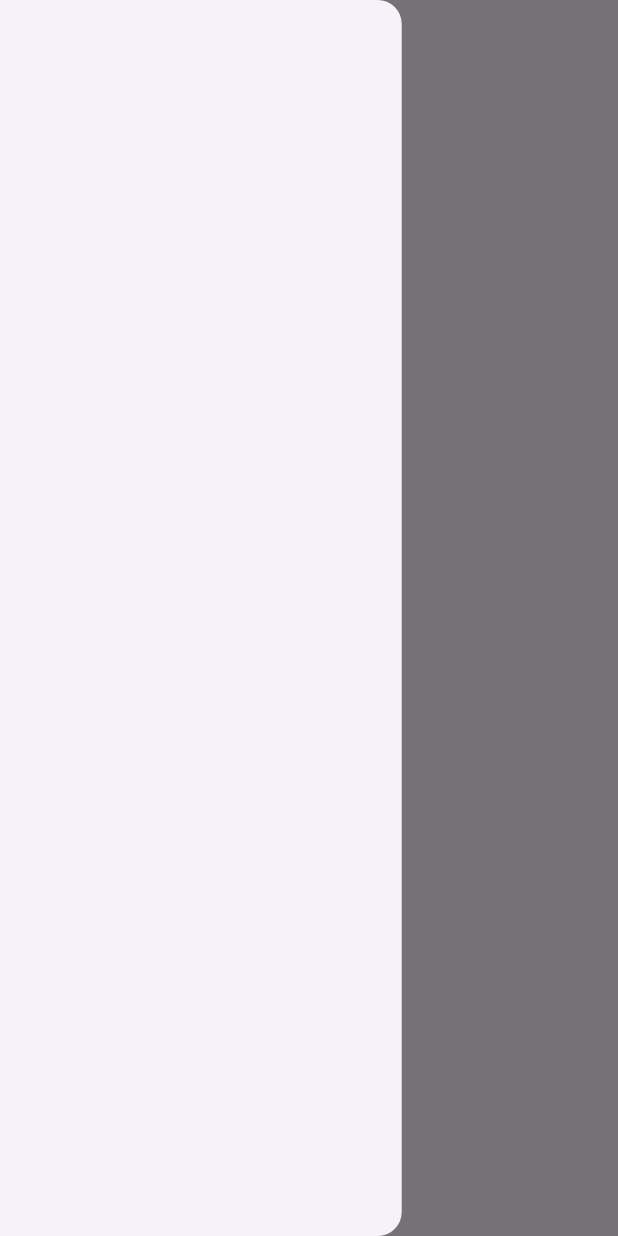
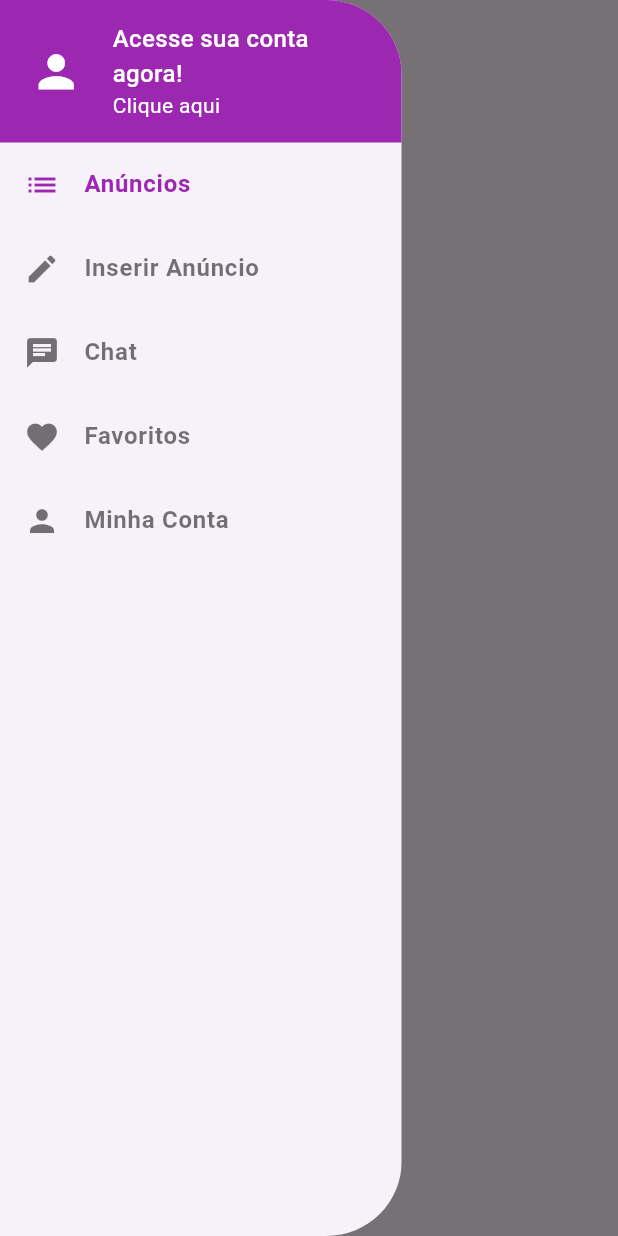
Before and after one commit to iraponan/xlo_mobx, a Flutter app: the screen it shows after launch, with the side drawer open, on a phone screen of 412 x 824 dp. Run offline on Flutter 3.47's test engine with Material 3 defaults, Android fonts, the phone set to English and light mode, and no system bars; our stand-ins replace flutter_dotenv, parse_server_sdk_flutter.

Commit message:
Customizando o drawer.

```diff
--- a/lib/components/drawer/custom_drawer.dart
+++ b/lib/components/drawer/custom_drawer.dart
@@ -1,14 +1,26 @@
 import 'package:flutter/material.dart';
+import 'package:xlo_mobx/components/drawer/custom_drawer_header.dart';
+import 'package:xlo_mobx/components/drawer/page_section.dart';
 
 class CustomDrawer extends StatelessWidget {
   const CustomDrawer({super.key});
 
   @override
   Widget build(BuildContext context) {
-    return SizedBox(
-      width: MediaQuery.of(context).size.width * 0.65,
-      child: Drawer(
-
+    return ClipRRect(
+      borderRadius: const BorderRadius.horizontal(
+        right: Radius.circular(50),
+      ),
+      child: SizedBox(
+        width: MediaQuery.of(context).size.width * 0.65,
+        child: Drawer(
+          child: ListView(
+            children: const [
+              CustomDrawerHeader(),
+              PageSection(),
+            ],
+          ),
+        ),
       ),
     );
   }
--- /dev/null
+++ b/lib/components/drawer/custom_drawer_header.dart
@@ -0,0 +1,51 @@
+import 'package:flutter/cupertino.dart';
+import 'package:flutter/material.dart';
+
+class CustomDrawerHeader extends StatelessWidget {
+  const CustomDrawerHeader({super.key});
+
+  @override
+  Widget build(BuildContext context) {
+    return Container(
+      color: Colors.purple,
+      height: 95,
+      padding: const EdgeInsets.symmetric(horizontal: 20),
+      child: const Row(
+        children: [
+          Icon(
+            Icons.person,
+            color: Colors.white,
+            size: 35,
+          ),
+          SizedBox(
+            width: 20,
+          ),
+          Expanded(
+            child: Column(
+              crossAxisAlignment: CrossAxisAlignment.start,
+              mainAxisAlignment: MainAxisAlignment.center,
+              children: [
+                Text(
+                  'Acesse sua conta agora!',
+                  style: TextStyle(
+                    color: Colors.white,
+                    fontSize: 16,
+                    fontWeight: FontWeight.w500,
+                  ),
+                ),
+                Text(
+                  'Clique aqui',
+                  style: TextStyle(
+                    color: Colors.white,
+                    fontSize: 14,
+                    fontWeight: FontWeight.w400,
+                  ),
+                ),
+              ],
+            ),
+          ),
+        ],
+      ),
+    );
+  }
+}
--- /dev/null
+++ b/lib/components/drawer/page_section.dart
@@ -0,0 +1,44 @@
+import 'package:flutter/material.dart';
+import 'package:xlo_mobx/components/drawer/page_tile.dart';
+
+class PageSection extends StatelessWidget {
+  const PageSection({super.key});
+
+  @override
+  Widget build(BuildContext context) {
+    return Column(
+      children: [
+        PageTile(
+          label: 'Anúncios',
+          iconData: Icons.list,
+          onTap: () {},
+          highlighted: true,
+        ),
+        PageTile(
+          label: 'Inserir Anúncio',
+          iconData: Icons.edit,
+          onTap: () {},
+          highlighted: false,
+        ),
+        PageTile(
+          label: 'Chat',
+          iconData: Icons.chat,
+          onTap: () {},
+          highlighted: false,
+        ),
+        PageTile(
+          label: 'Favoritos',
+          iconData: Icons.favorite,
+          onTap: () {},
+          highlighted: false,
+        ),
+        PageTile(
+          label: 'Minha Conta',
+          iconData: Icons.person,
+          onTap: () {},
+          highlighted: false,
+        ),
+      ],
+    );
+  }
+}
--- /dev/null
+++ b/lib/components/drawer/page_tile.dart
@@ -0,0 +1,32 @@
+import 'package:flutter/material.dart';
+
+class PageTile extends StatelessWidget {
+  const PageTile(
+      {super.key,
+      required this.label,
+      required this.iconData,
+      required this.onTap,
+      required this.highlighted});
+
+  final String label;
+  final IconData iconData;
+  final VoidCallback onTap;
+  final bool highlighted;
+
+  @override
+  Widget build(BuildContext context) {
+    return ListTile(
+      title: Text(
+        label,
+        style: TextStyle(
+            color: highlighted ? Colors.purple : Colors.black54,
+            fontWeight: FontWeight.w700),
+      ),
+      leading: Icon(
+        iconData,
+        color: highlighted ? Colors.purple : Colors.black54,
+      ),
+      onTap: onTap,
+    );
+  }
+}
```
